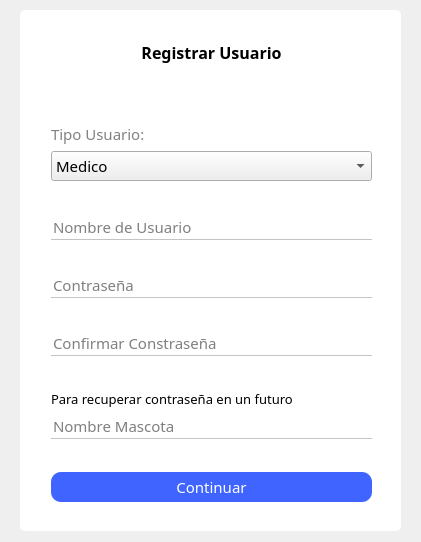
Above: hospital-Core/Widgets/Administrador/administrador_crear_usuario.ui from MrDanielG/Hospital-SCRUM before the change. Below: the same form after it.
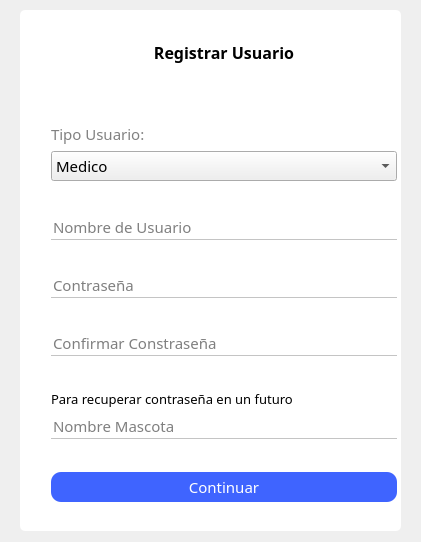
That is the form after the change. Icons and pictures are not drawn.

Diff of the .ui file:
```diff
--- a/hospital-Core/Widgets/Administrador/administrador_crear_usuario.ui
+++ b/hospital-Core/Widgets/Administrador/administrador_crear_usuario.ui
@@ -54,7 +54,7 @@
       <rect>
        <x>41</x>
        <y>41</y>
-       <width>321</width>
+       <width>346</width>
        <height>461</height>
       </rect>
      </property>
```
